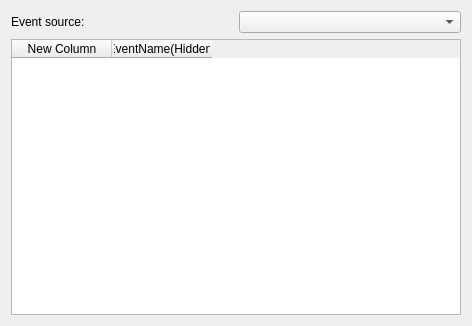
First picture: the form in kcmkttsmgr/selecteventwidget.ui, repository KDE/jovie, before the edit.
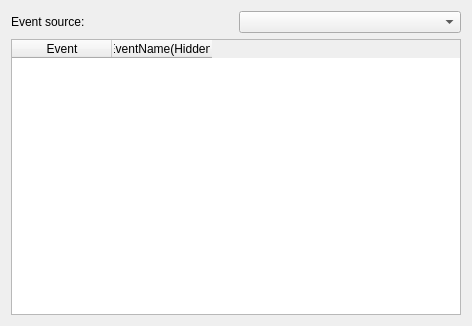
Second picture: the form after the edit.

Commit message: SVN_SILENT

What changed in the file:
```diff
--- a/kcmkttsmgr/selecteventwidget.ui
+++ b/kcmkttsmgr/selecteventwidget.ui
@@ -45,7 +45,7 @@
      </property>
      <column>
       <property name="text" >
-       <string>New Column</string>
+       <string>Event</string>
       </property>
      </column>
      <column>
```
The commit also changes 1 other file.
